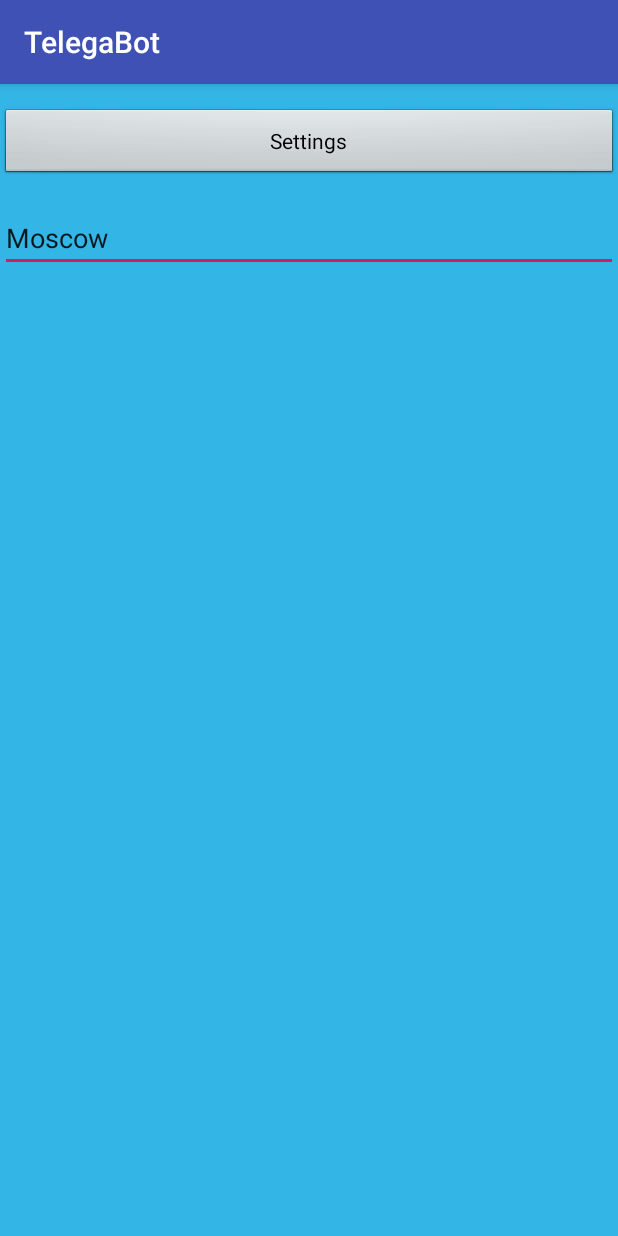
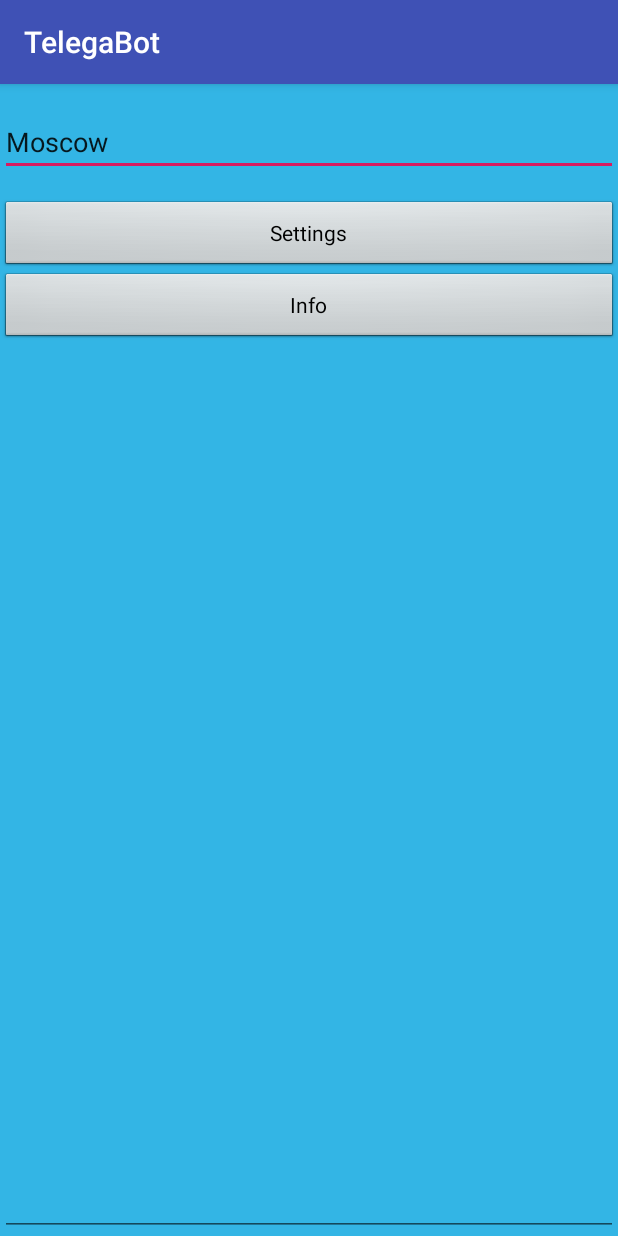
Before and after one commit to vadimtimi/AndroidBase, an Android app: the screen it shows after launch (FrmMain), on a phone screen of 412 x 824 dp. Run offline under Robolectric (Android 15) with nearby library versions, the phone set to English and light mode, and no system bars; libraries missing offline, so code that uses them is left out: com.pengrad.telegrambot.

Commit message:
- Home 04

```diff
--- a/app/src/main/java/com/refresh/pos/telegabot/FrmSettings.java
+++ b/app/src/main/java/com/refresh/pos/telegabot/FrmSettings.java
@@ -2,6 +2,7 @@ package com.refresh.pos.telegabot;
 
 import androidx.appcompat.app.AppCompatActivity;
 
+import android.content.Intent;
 import android.os.Bundle;
 import android.view.View;
 import android.widget.Button;
@@ -38,6 +39,9 @@ public class FrmSettings extends AppCompatActivity implements View.OnClickListen
 
                 Toast.makeText(this, "Settings Save!", Toast.LENGTH_SHORT).show();
 
+                Intent intent = new Intent();
+                intent.putExtra("telegrammToken", txtToken.getText().toString().trim());
+                setResult(RESULT_OK, intent);
                 finish();
 
                 return;
--- a/app/src/main/java/com/refresh/pos/telegabot/clsTelegram.java
+++ b/app/src/main/java/com/refresh/pos/telegabot/clsTelegram.java
@@ -9,8 +9,6 @@ import java.net.URL;
 import java.net.URLEncoder;
 import java.util.HashMap;
 import java.util.Map;
-
-
 
 public class clsTelegram {
     private final int CONNECTION_TIMEOUT = 5000;
--- a/app/src/main/res/layout/frm_main.xml
+++ b/app/src/main/res/layout/frm_main.xml
@@ -7,16 +7,10 @@
     android:background="@android:color/holo_blue_light"
     tools:context=".FrmMain">
 
-    <Button
-        android:id="@+id/cmdSettings"
-        style="@android:style/Widget.Button"
+    <LinearLayout
         android:layout_width="match_parent"
-        android:layout_height="wrap_content"
-        android:layout_marginTop="16dp"
-        android:onClick="onClickSettings"
-        android:text="@string/button"
-        app:layout_constraintTop_toTopOf="parent"
-        tools:layout_editor_absoluteX="25dp" />
+        android:layout_height="match_parent"
+        android:orientation="vertical">
 
         <EditText
             android:id="@+id/editTextCity"
@@ -27,8 +21,34 @@
             android:ems="10"
             android:inputType="textPersonName"
             android:text="@string/city"
-        app:layout_constraintTop_toBottomOf="@+id/cmdSettings"
-        tools:layout_editor_absoluteX="38dp"
             tools:targetApi="o" />
 
+        <Button
+            android:id="@+id/cmdSettings"
+            style="@android:style/Widget.Button"
+            android:layout_width="match_parent"
+            android:layout_height="wrap_content"
+            android:layout_marginTop="16dp"
+            android:onClick="onClickSettings"
+            android:text="@string/button" />
+
+        <Button
+            android:id="@+id/button"
+            style="@android:style/Widget.Button"
+            android:layout_width="match_parent"
+            android:layout_height="wrap_content"
+            android:onClick="onClickInfo"
+            android:text="@string/info" />
+
+        <EditText
+            android:id="@+id/editText"
+            android:layout_width="match_parent"
+            android:layout_height="wrap_content"
+            android:layout_weight="2"
+            android:ems="10"
+            android:gravity="start|top"
+            android:inputType="textMultiLine" />
+
+    </LinearLayout>
+
 </androidx.constraintlayout.widget.ConstraintLayout>
--- a/app/src/main/res/values/strings.xml
+++ b/app/src/main/res/values/strings.xml
@@ -3,4 +3,6 @@
     <string name="button">Settings</string>
     <string name="city">Moscow</string>
     <string name="send">Send Telegram</string>
+    <string name="info">Info</string>
+    <string name="url_telegram">https://tlgrm.ru/docs/bots/api</string>
 </resources>
```
Also changed, not shown: app/src/main/java/com/refresh/pos/telegabot/FrmMain.java (+33 -3 lines). Lines whose indentation alone changed are shown as unchanged.
